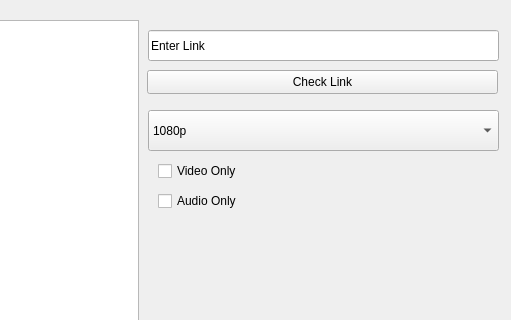
This is form.ui in antijun/yt-dlp-ui as Qt 5 draws it before an edit; both pictures show x 132 to 643 and y 0 to 320 of the 643 by 582 pixel window. The edited form follows.
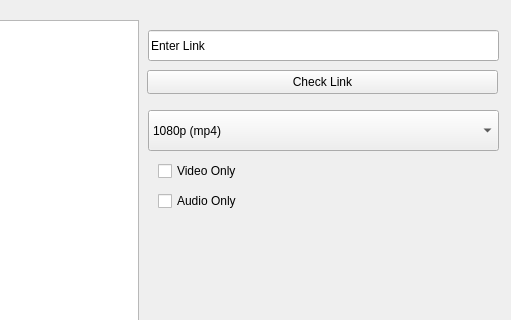
This is the edited form.

```diff
--- a/form.ui
+++ b/form.ui
@@ -47,7 +47,7 @@
    </property>
    <item>
     <property name="text">
-     <string>1080p</string>
+     <string>1080p (mp4)</string>
     </property>
    </item>
    <item>
```
Left out of the diff: 4 changed lines with no effect on the pictures.
